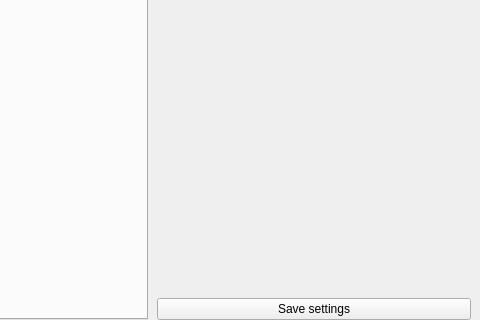
Qt form OpenRGBEffectTab.ui (DLdota/OpenRGBEffectsPlugin) before a commit; both pictures show x 478 to 958 and y 157 to 477 of the 958 by 477 pixel window.
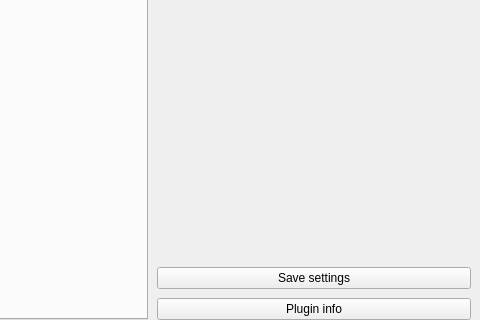
The same form after that commit. Custom widgets are drawn as their Qt base class.

Commit message: Add plugin infos. Closes #40

```diff
--- a/OpenRGBEffectTab.ui
+++ b/OpenRGBEffectTab.ui
@@ -74,7 +74,7 @@
      <property name="lineWidth">
       <number>1</number>
      </property>
-     <layout class="QVBoxLayout" name="verticalLayout_2" stretch="1,0">
+     <layout class="QVBoxLayout" name="verticalLayout_2" stretch="1,0,0">
       <property name="spacing">
        <number>9</number>
       </property>
@@ -100,6 +100,13 @@
         </property>
        </widget>
       </item>
+      <item>
+       <widget class="QPushButton" name="plugin_infos">
+        <property name="text">
+         <string>Plugin info</string>
+        </property>
+       </widget>
+      </item>
      </layout>
     </widget>
    </item>
```
The commit also changes 6 other files.
